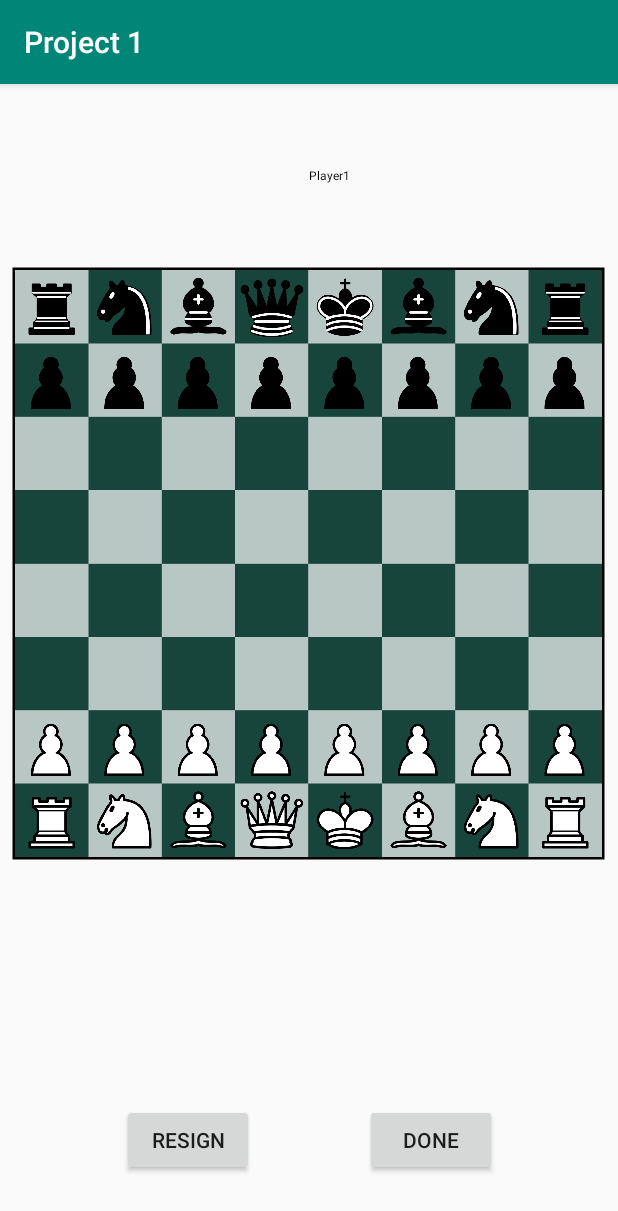
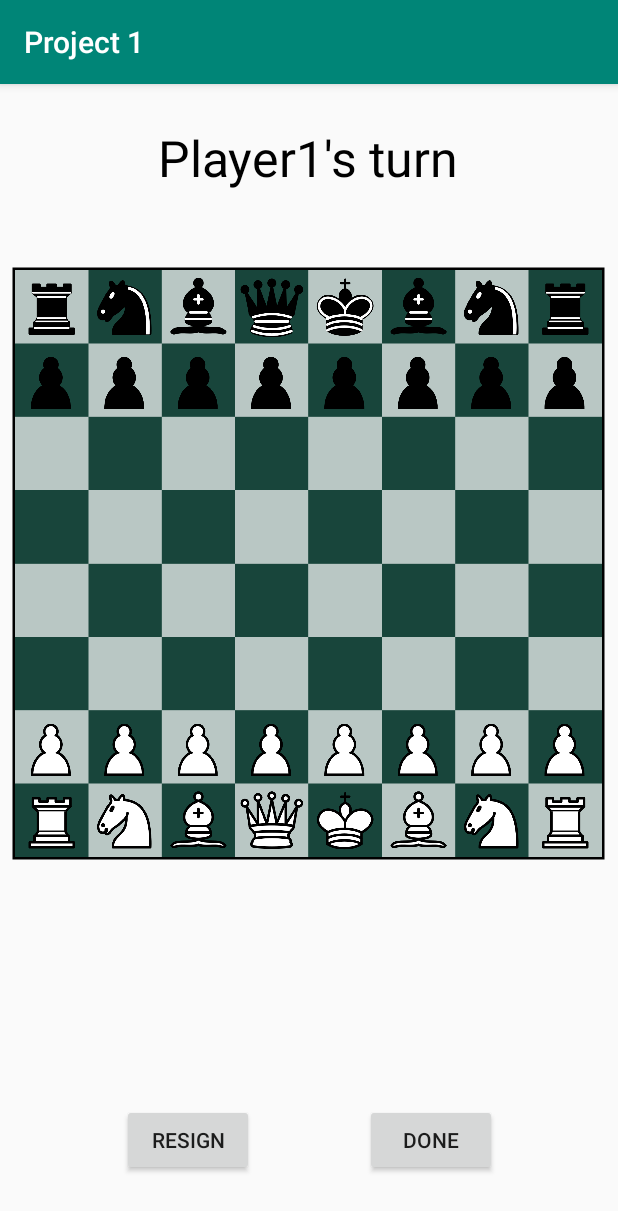
Before and after one commit to drewkapnick5/Chess-Local, an Android app: the screen it shows after launch (ChessActivity), after a tap on "START GAME", on a phone screen of 412 x 824 dp. Shown: the top 1211 px of the screen. Run offline under Robolectric (Android 15) with nearby library versions, the phone set to English and light mode, and no system bars.

Commit message:
Chnaged the font size in activity_main for textView "Chess" and for displaying the correct player's turn

```diff
--- a/app/src/main/java/edu/msu/kapnick1/project1/ChessActivity.java
+++ b/app/src/main/java/edu/msu/kapnick1/project1/ChessActivity.java
@@ -4,6 +4,7 @@ import androidx.annotation.NonNull;
 import androidx.appcompat.app.AppCompatActivity;
 
 import android.content.Intent;
+import android.content.res.Configuration;
 import android.os.Bundle;
 import android.view.View;
 import android.widget.EditText;
@@ -21,12 +22,17 @@ public class ChessActivity extends AppCompatActivity {
         Intent intent = getIntent();
         String name1 = intent.getExtras().getString("Player1");
         String name2 = intent.getExtras().getString("Player2");
+        Boolean orientation = Boolean.TRUE;
 
         name1 = (name1.equals("")) ? "Player1" : name1;
         name2 = (name2.equals("")) ? "Player2" : name2;
 
         getChessView().addPlayer(name1);
         getChessView().addPlayer(name2);
+        if(getResources().getConfiguration().orientation == Configuration.ORIENTATION_LANDSCAPE){
+            orientation = Boolean.FALSE;
+        }
+        getChessView().checkOrientation(orientation);
 
 
         if (savedInstanceState != null) {
--- a/app/src/main/java/edu/msu/kapnick1/project1/ChessBoard.java
+++ b/app/src/main/java/edu/msu/kapnick1/project1/ChessBoard.java
@@ -3,11 +3,13 @@ package edu.msu.kapnick1.project1;
 import android.app.AlertDialog;
 import android.content.Context;
 import android.content.DialogInterface;
+import android.content.res.Configuration;
 import android.graphics.Bitmap;
 import android.graphics.BitmapFactory;
 import android.graphics.Canvas;
 import android.graphics.Color;
 import android.graphics.Paint;
+import android.graphics.fonts.Font;
 import android.os.Bundle;
 import android.util.Pair;
 import android.view.MotionEvent;
@@ -171,6 +173,11 @@ public class ChessBoard {
      */
     private ArrayList<String> players = new ArrayList<>();
 
+    /**
+     * Check orientation
+     */
+    private boolean orient;
+
     private ArrayList<Integer> promotionIds = new ArrayList<>();
     private ArrayList<String> promotions = new ArrayList<>();
 
@@ -191,6 +198,7 @@ public class ChessBoard {
 
         playerPaint = new Paint(Paint.ANTI_ALIAS_FLAG);
         playerPaint.setColor(Color.BLACK);
+
 
         columns[0] = col_init;
         rows[0] = row_init;
@@ -362,6 +370,11 @@ public class ChessBoard {
         return won;
     }
 
+    public boolean checkOrientation(Boolean orientation){
+        orient = orientation;
+        return orient;
+    }
+
     /**
      * Adds a player to the game
      * @param player Name of the player
@@ -406,6 +419,14 @@ public class ChessBoard {
         scaleFactor = (float)boardSize /
                 (float)emptyBoard.getWidth();
 
+        playerPaint.setTextSize(50f);
+        playerPaint.setTextAlign(Paint.Align.CENTER);
+        if(orient == Boolean.TRUE){
+            canvas.drawText(players.get(turn) + new String("'s turn"), marginX + boardSize/2, marginY/2, playerPaint);
+        }else{
+            canvas.drawText(players.get(turn) + new String("'s turn") , marginX/2, marginY + boardSize/2, playerPaint);
+        }
+//        canvas.drawText();
         // Draw the outline around board and empty board
         canvas.drawRect(marginX, marginY, marginX + boardSize, marginY + boardSize, outlinePaint);
         canvas.save();
--- a/app/src/main/java/edu/msu/kapnick1/project1/ChessView.java
+++ b/app/src/main/java/edu/msu/kapnick1/project1/ChessView.java
@@ -8,7 +8,6 @@ import android.os.Bundle;
 import android.util.AttributeSet;
 import android.view.MotionEvent;
 import android.view.View;
-import android.widget.EditText;
 
 import java.util.ArrayList;
 
@@ -60,7 +59,8 @@ public class ChessView extends View {
     @Override
     protected void onDraw(Canvas canvas) {
         super.onDraw(canvas);
-        canvas.drawText(chessBoard.getPlayer(), canvas.getWidth()/2, canvas.getHeight()/10, playerPaint);
+
+        //canvas.drawText(chessBoard.getPlayer() , canvas.getWidth()/2, canvas.getHeight()/10, playerPaint);
         chessBoard.draw(canvas);
     }
 
@@ -97,6 +97,10 @@ public class ChessView extends View {
         chessBoard.addPlayer(player);
     }
 
+    public void checkOrientation(Boolean orientation){
+        chessBoard.checkOrientation(orientation);
+    }
+
     /**
      * Go to the next player's turn
      * @return boolean if the game is won
--- a/app/src/main/res/layout-land/activity_chess.xml
+++ b/app/src/main/res/layout-land/activity_chess.xml
@@ -1,5 +1,5 @@
 <?xml version="1.0" encoding="utf-8"?>
-<LinearLayout xmlns:android="http://schemas.android.com/apk/res/android"
+<androidx.constraintlayout.widget.ConstraintLayout xmlns:android="http://schemas.android.com/apk/res/android"
     xmlns:app="http://schemas.android.com/apk/res-auto"
     xmlns:tools="http://schemas.android.com/tools"
     android:layout_width="match_parent"
@@ -11,12 +11,30 @@
         class="edu.msu.kapnick1.project1.ChessView"
         android:layout_width="wrap_content"
         android:layout_height="wrap_content"
-        android:layout_weight="1.2" />
+        android:layout_weight="1.2"
+        tools:ignore="MissingConstraints" />
 
-    <androidx.constraintlayout.widget.ConstraintLayout
-        android:layout_width="match_parent"
-        android:layout_height="match_parent"
-        android:layout_weight="4">
+    <FrameLayout
+        android:id="@+id/frameLayout2"
+        android:layout_width="wrap_content"
+        android:layout_height="wrap_content"
+        android:layout_weight="5"
+        app:layout_constraintBottom_toBottomOf="parent"
+        app:layout_constraintEnd_toEndOf="@+id/chessView"
+        app:layout_constraintHorizontal_bias="0.9"
+        app:layout_constraintStart_toStartOf="parent"
+        app:layout_constraintTop_toTopOf="parent"
+        app:layout_constraintVertical_bias="0.32999998">
+
+        <Button
+            android:id="@+id/Done"
+            android:layout_width="wrap_content"
+            android:layout_height="wrap_content"
+            android:layout_gravity="center"
+            android:onClick="resign"
+            android:text="@string/resign" />
+
+    </FrameLayout>
 
     <FrameLayout
         android:id="@+id/frameLayout"
@@ -25,10 +43,9 @@
         android:layout_weight="1"
         app:layout_constraintBottom_toBottomOf="parent"
         app:layout_constraintEnd_toEndOf="parent"
-            app:layout_constraintHorizontal_bias="0.0"
+        app:layout_constraintHorizontal_bias="0.9"
         app:layout_constraintStart_toStartOf="parent"
-            app:layout_constraintTop_toTopOf="parent"
-            app:layout_constraintVertical_bias="0.65">
+        app:layout_constraintTop_toBottomOf="@+id/frameLayout2">
 
         <Button
             android:id="@+id/Resign"
@@ -39,26 +56,11 @@
             android:text="@string/done" />
     </FrameLayout>
 
-        <FrameLayout
-            android:layout_width="wrap_content"
-            android:layout_height="wrap_content"
-            android:layout_weight="5"
-            app:layout_constraintBottom_toBottomOf="parent"
-            app:layout_constraintEnd_toEndOf="parent"
-            app:layout_constraintHorizontal_bias="0.0"
-            app:layout_constraintStart_toStartOf="parent"
-            app:layout_constraintTop_toTopOf="parent"
-            app:layout_constraintVertical_bias="0.35000002">
+    <androidx.constraintlayout.widget.ConstraintLayout
+        android:layout_width="match_parent"
+        android:layout_height="match_parent"
+        android:layout_weight="4">
 
-            <Button
-                android:id="@+id/Done"
-                android:layout_width="wrap_content"
-                android:layout_height="wrap_content"
-                android:layout_gravity="center"
-                android:onClick="resign"
-                android:text="@string/resign" />
-
-        </FrameLayout>
     </androidx.constraintlayout.widget.ConstraintLayout>
 
-</LinearLayout>
+</androidx.constraintlayout.widget.ConstraintLayout>
--- a/app/src/main/res/layout-land/activity_main.xml
+++ b/app/src/main/res/layout-land/activity_main.xml
@@ -14,7 +14,8 @@
         android:layout_gravity="center|center_horizontal|center_vertical"
         android:layout_weight=".9"
         android:gravity="center"
-        android:text="@string/welcome" />
+        android:text="@string/welcome"
+        android:textSize="50dp"/>
 
     <EditText
         android:id="@+id/editPlayer1"
--- a/app/src/main/res/layout/activity_main.xml
+++ b/app/src/main/res/layout/activity_main.xml
@@ -14,7 +14,8 @@
         android:layout_gravity="center|center_horizontal|center_vertical"
         android:layout_weight="1"
         android:gravity="center"
-        android:text="@string/welcome" />
+        android:text="@string/welcome"
+        android:textSize="70dp"/>
 
     <EditText
         android:id="@+id/editPlayer1"
```
Lines whose indentation alone changed are shown as unchanged.
